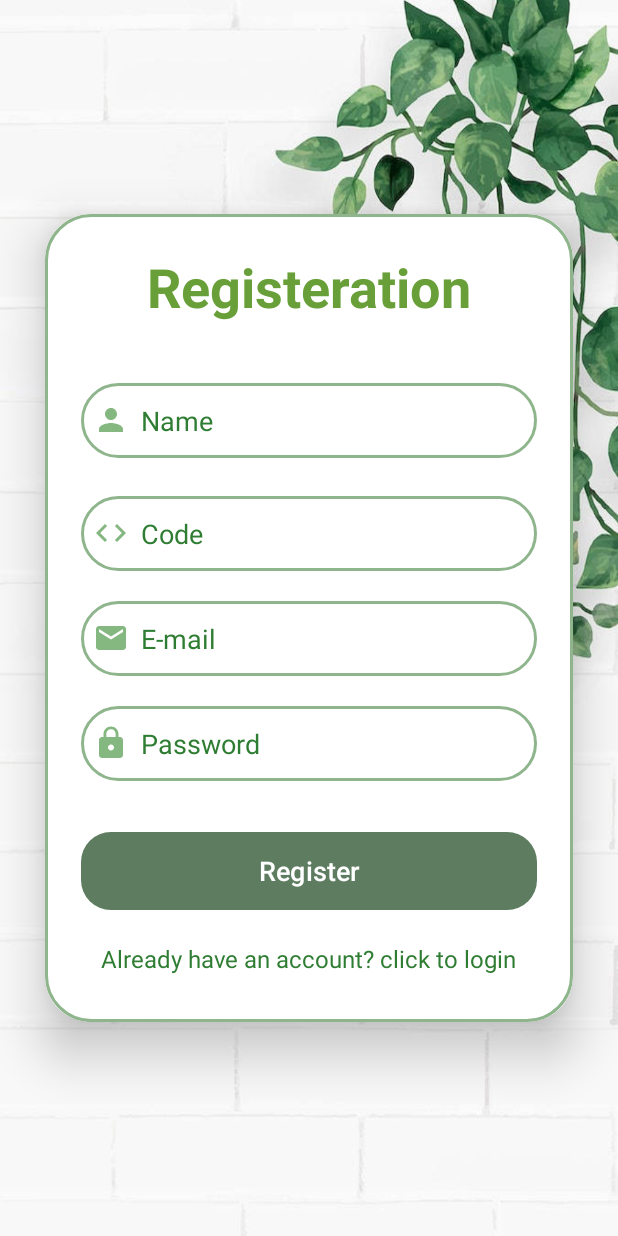
After one commit to karinpapismadov/GrowMe-App, an Android app: the RegisterActivity2 screen opened directly, with no data from a screen before it, on a phone screen of 412 x 824 dp. The commit adds this screen. Run offline under Robolectric (Android 15) with nearby library versions, the phone set to English and light mode, and no system bars; our stand-ins replace Firebase (no records; nobody signed in at launch, a user with empty details on screens opened directly); 1 statement that could not run was skipped.

Commit message:
update 12.06

```diff
--- a/app/build.gradle
+++ b/app/build.gradle
@@ -46,4 +46,5 @@ dependencies {
     implementation 'com.jjoe64:graphview:4.2.2'
     implementation 'com.github.lecho:hellocharts-library:1.5.8@aar'
     implementation 'com.google.firebase:firebase-database:20.2.2'
+    implementation 'com.github.PhilJay:MPAndroidChart:v3.1.0'
 }
--- a/app/src/main/AndroidManifest.xml
+++ b/app/src/main/AndroidManifest.xml
@@ -1,6 +1,7 @@
 <?xml version="1.0" encoding="utf-8"?>
 <manifest xmlns:android="http://schemas.android.com/apk/res/android"
     xmlns:tools="http://schemas.android.com/tools">
+
     <uses-permission android:name="android.permission.INTERNET" />
 
     <application
@@ -14,13 +15,16 @@
         android:theme="@style/Theme.GrowMeApp"
         tools:targetApi="31">
         <activity
+            android:name=".RegisterActivity2"
+            android:exported="false" />
+        <activity
             android:name=".WaterLevelGraphActivity"
             android:exported="false" />
         <activity
             android:name=".Statistics_waterLevel_Activity"
             android:exported="false" />
         <activity
-            android:name=".MainActivity2pass"
+            android:name=".LoginActivity2"
             android:exported="false" />
         <activity
             android:name=".Statistics_tempActivity"
--- a/app/src/main/java/com/example/growme_app/MainActivity.java
+++ b/app/src/main/java/com/example/growme_app/MainActivity.java
@@ -23,7 +23,7 @@ public class MainActivity extends AppCompatActivity {
         btnLetsStart.setOnClickListener(view -> {
 
         });
-        btnLetsStart.setOnClickListener(view -> startActivity(new Intent(MainActivity.this, MainMenuPageActivity.class)));
+        btnLetsStart.setOnClickListener(view -> startActivity(new Intent(MainActivity.this, RegisterActivity2.class)));
 
     }
 }
--- /dev/null
+++ b/app/src/main/java/com/example/growme_app/RegisterActivity2.java
@@ -0,0 +1,89 @@
+package com.example.growme_app;
+
+import android.content.Intent;
+import android.os.Bundle;
+import android.text.TextUtils;
+import android.widget.Button;
+import android.widget.EditText;
+import android.widget.TextView;
+import android.widget.Toast;
+
+import androidx.appcompat.app.AppCompatActivity;
+
+import com.google.firebase.auth.FirebaseAuth;
+import com.google.firebase.database.DatabaseReference;
+import com.google.firebase.database.FirebaseDatabase;
+
+import java.util.HashMap;
+import java.util.Objects;
+
+public class RegisterActivity2 extends AppCompatActivity {
+
+    EditText registerName, registerCode, registerPassword,registerMail;
+    Button register;
+    TextView LoginAlreadyHaveButton;
+    FirebaseAuth fAuth;
+    FirebaseDatabase db = FirebaseDatabase.getInstance();
+    DatabaseReference root = db.getReference().child("Users");
+
+    @Override
+    protected void onCreate(Bundle savedInstanceState) {
+        super.onCreate(savedInstanceState);
+        setContentView(R.layout.activity_register2);
+
+        registerName=findViewById(R.id.register_name);
+        registerMail=findViewById(R.id.register_mail);
+        registerCode = findViewById(R.id.register_code);
+        registerPassword = findViewById(R.id.register_password);
+        register = findViewById(R.id.register_button);
+        LoginAlreadyHaveButton = findViewById(R.id.Login_redirect_text);
+        fAuth=FirebaseAuth.getInstance();
+
+        if(fAuth.getCurrentUser() != null){
+            startActivity(new Intent(getApplicationContext(),LoginActivity2.class));
+            finish();
+        }
+
+        register.setOnClickListener(v -> {
+
+            String email = registerMail.getText().toString().trim();
+            String password = registerPassword.getText().toString().trim();
+
+
+            if(TextUtils.isEmpty(email)){
+                registerMail.setError("E-mail is required");
+                return;
+            }
+            if(TextUtils.isEmpty(password)){
+                registerPassword.setError("Password is required");
+                return;
+            }
+            if(password.length()<6){
+                registerPassword.setError("Password must contain 6 characters or more");
+                return;
+            }
+            fAuth.createUserWithEmailAndPassword(email,password).addOnCompleteListener(task -> {
+                if(task.isSuccessful()){
+                    String name = registerName.getText().toString();
+                    String code = registerCode.getText().toString();
+                    HashMap<String, String> userMap = new HashMap<>();
+
+                    userMap.put("name", name);
+                    userMap.put("code", code);
+                    userMap.put("email", email);
+
+                    root.setValue(userMap);
+                    Toast.makeText(RegisterActivity2.this,"User created", Toast.LENGTH_SHORT).show();
+                    startActivity(new Intent(getApplicationContext(),LoginActivity2.class));
+                }else{
+                    Toast.makeText(RegisterActivity2.this, "Error !" + Objects.requireNonNull(task.getException()).getMessage(),Toast.LENGTH_SHORT).show();
+                }
+            });
+
+        });
+        LoginAlreadyHaveButton.setOnClickListener(view -> {
+            Intent intent = new Intent(RegisterActivity2.this, LoginActivity2.class);
+            startActivity(intent);
+        });
+    }
+}
--- /dev/null
+++ b/app/src/main/res/layout/activity_register2.xml
@@ -0,0 +1,123 @@
+<?xml version="1.0" encoding="utf-8"?>
+<LinearLayout
+xmlns:android="http://schemas.android.com/apk/res/android"
+xmlns:app="http://schemas.android.com/apk/res-auto"
+xmlns:tools="http://schemas.android.com/tools"
+android:layout_width="match_parent"
+android:layout_height="match_parent"
+android:orientation="vertical"
+android:gravity="center"
+android:background="@drawable/back_register"
+tools:context=".RegisterActivity2">
+
+
+<androidx.cardview.widget.CardView
+    android:layout_width="match_parent"
+    android:layout_height="wrap_content"
+    android:layout_margin="30dp"
+    app:cardCornerRadius="30dp"
+    app:cardElevation="20dp">
+    <LinearLayout
+        android:layout_width="match_parent"
+        android:layout_height="wrap_content"
+        android:orientation="vertical"
+        android:layout_gravity="center_horizontal"
+        android:padding="24dp"
+        android:background="@drawable/border">
+
+        <TextView
+            android:layout_width="match_parent"
+            android:layout_height="wrap_content"
+            android:text="@string/registeration"
+            android:textAlignment="center"
+            android:textColor="#689F38"
+            android:textSize="36sp"
+            android:textStyle="bold" />
+
+        <EditText
+            android:id="@+id/register_name"
+            android:layout_width="match_parent"
+            android:layout_height="50dp"
+            android:layout_marginTop="40dp"
+            android:background="@drawable/border"
+            android:drawableStart="@drawable/baseline_person_24"
+            android:drawablePadding="8dp"
+            android:hint="@string/name"
+            android:padding="8dp"
+            android:textColor="@color/black"
+            android:textColorHint="#2E7D32"
+            tools:ignore="TextFields,VisualLintTextFieldSize,TextContrastCheck" />
+
+
+        <EditText
+            android:id="@+id/register_code"
+            android:layout_width="match_parent"
+            android:layout_height="50dp"
+            android:layout_marginTop="25dp"
+            android:background="@drawable/border"
+            android:drawableStart="@drawable/baseline_code_24"
+            android:drawablePadding="8dp"
+            android:hint="Code"
+            android:padding="8dp"
+            android:textColorHint="#2E7D32"
+            android:textColor="@color/black" />
+
+        <EditText
+            android:id="@+id/register_mail"
+            android:layout_width="match_parent"
+            android:layout_height="50dp"
+            android:layout_marginTop="20dp"
+            android:background="@drawable/border"
+            android:drawableStart="@drawable/baseline_email_24"
+            android:drawablePadding="8dp"
+            android:hint="@string/e_mail"
+            android:importantForAutofill="no"
+            android:padding="8dp"
+            android:textColor="@color/black"
+            android:textColorHint="#2E7D32" />
+
+        <EditText
+            android:id="@+id/register_password"
+            android:layout_width="match_parent"
+            android:layout_height="50dp"
+            android:layout_marginTop="20dp"
+            android:autofillHints=""
+            android:background="@drawable/border"
+            android:drawableStart="@drawable/baseline_lock_24"
+            android:drawablePadding="8dp"
+            android:ems="10"
+            android:hint="@string/password"
+            android:inputType="textPassword"
+            android:padding="8dp"
+            android:textColor="@color/black"
+            android:textColorHint="#2E7D32"
+            tools:ignore="TextContrastCheck,VisualLintTextFieldSize" />
+
+        <Button
+            android:layout_width="match_parent"
+            android:layout_height="60dp"
+            android:text="@string/register"
+            android:id="@+id/register_button"
+            android:textSize="18sp"
+            android:layout_marginTop="30dp"
+            app:cornerRadius = "20dp"
+            tools:ignore="VisualLintButtonSize" />
+
+        <TextView
+            android:id="@+id/Login_redirect_text"
+            android:layout_width="wrap_content"
+            android:layout_height="wrap_content"
+            android:layout_gravity="center"
+            android:layout_marginTop="10dp"
+            android:padding="7dp"
+            android:text="@string/already_have_an_account_click_to_login"
+            android:textColor="#2E7D32"
+            android:textSize="16sp"/>
+
+
+    </LinearLayout>
+</androidx.cardview.widget.CardView>
+
+
+
+</LinearLayout>
--- a/build.gradle
+++ b/build.gradle
@@ -1,5 +1,6 @@
 buildscript {
     repositories {
+        jcenter()
         google()
         mavenCentral() // New line
         maven {
```
Also changed, not shown: app/src/main/java/com/example/growme_app/LoginActivity2.java (added, +74 -0 lines), app/src/main/java/com/example/growme_app/MainActivity2pass.java (deleted, +0 -35 lines), app/src/main/java/com/example/growme_app/WaterLevelGraphActivity.java (+60 -44 lines), app/src/main/res/layout/activity_login2.xml (renamed from app/src/main/res/layout/activity_main_activity2pass.xml, +22 -10 lines), app/src/main/res/layout/activity_water_level_graph.xml (+10 -10 lines).
